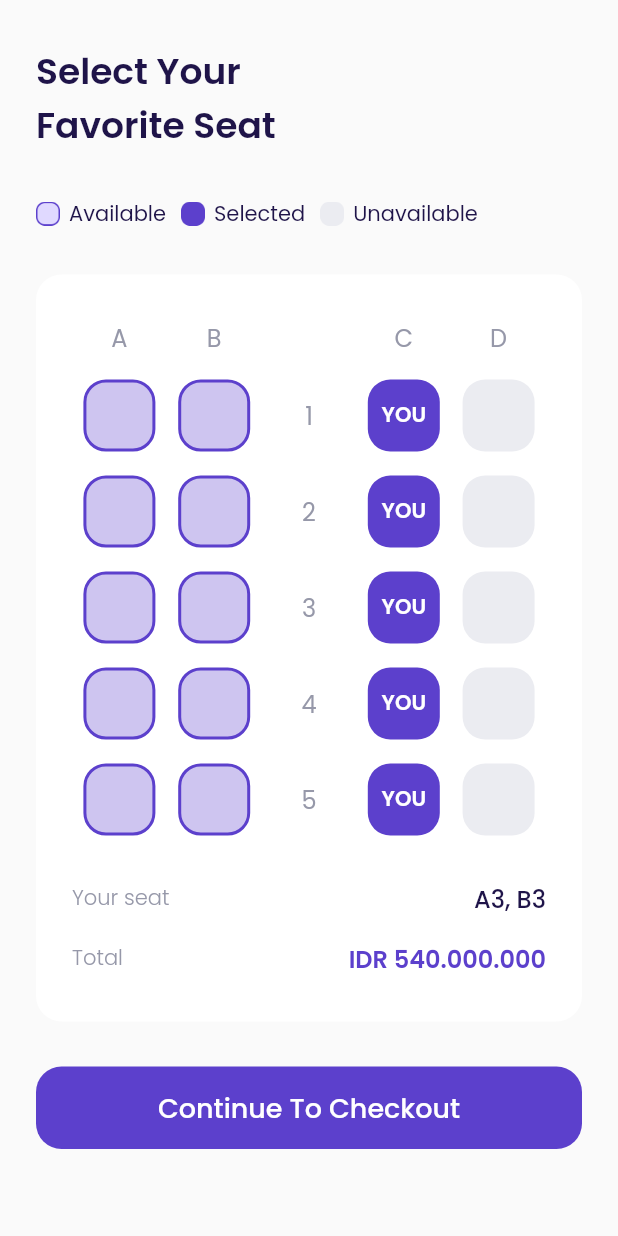
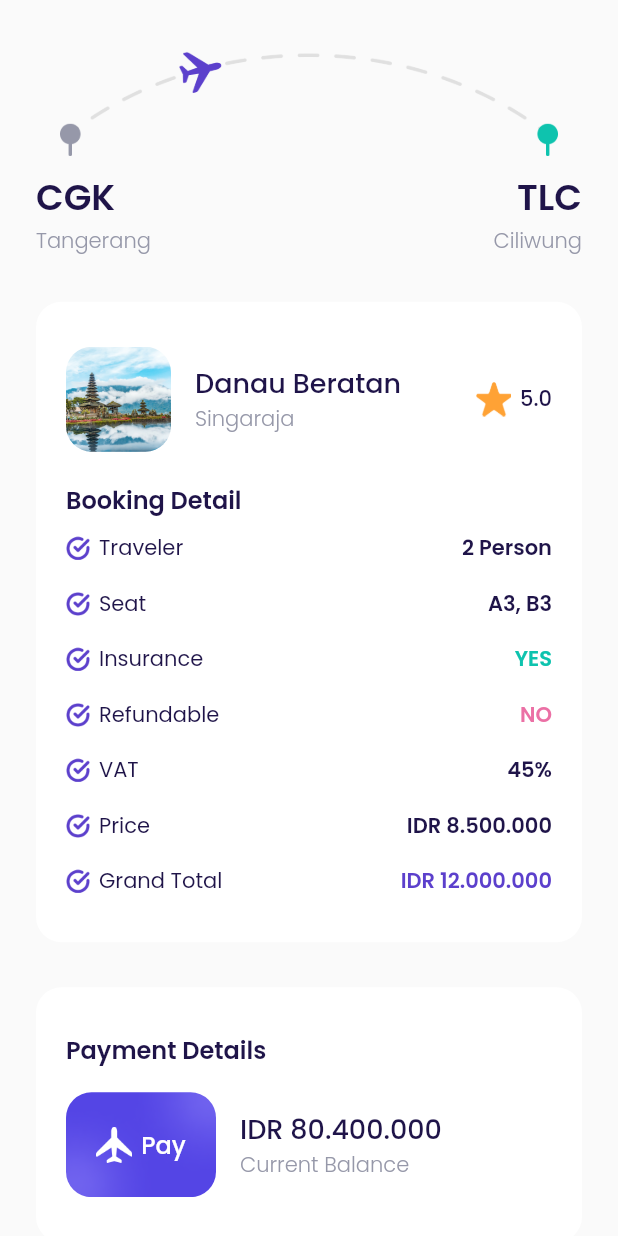
Before and after one commit to rafliandreansyah/airplane_ticket, a Flutter app: the ChooseSeat screen opened by its route, after a tap on "Continue To Checkout", on a phone screen of 412 x 824 dp. Run offline on Flutter 3.47's test engine with Material 2 defaults, Android fonts, the light colour scheme and no system bars; our stand-ins replace google_fonts.

Commit message:
[NEW] - Slicing check out page

```diff
--- a/lib/main.dart
+++ b/lib/main.dart
@@ -1,4 +1,5 @@
 import 'package:airplane_ticket/ui/pages/bonus_page.dart';
+import 'package:airplane_ticket/ui/pages/check_out_page.dart';
 import 'package:airplane_ticket/ui/pages/choose_seat.dart';
 import 'package:airplane_ticket/ui/pages/detail_page.dart';
 import 'package:airplane_ticket/ui/pages/home_page.dart';
@@ -39,6 +40,7 @@ class MyApp extends StatelessWidget {
         HomePage.routeName: (context) => const HomePage(),
         DetailPage.routeName: (context) => const DetailPage(),
         ChooseSeat.routeName: (context) => const ChooseSeat(),
+        CheckOutPage.routeName: (context) => const CheckOutPage(),
       },
     );
   }
--- /dev/null
+++ b/lib/ui/pages/check_out_page.dart
@@ -0,0 +1,312 @@
+import 'package:airplane_ticket/shared/theme.dart';
+import 'package:airplane_ticket/ui/widget/booking_detail_item.dart';
+import 'package:airplane_ticket/ui/widget/button_primary.dart';
+import 'package:airplane_ticket/ui/widget/photo_item.dart';
+import 'package:flutter/material.dart';
+import '../widget/rating.dart';
+
+class CheckOutPage extends StatelessWidget {
+  const CheckOutPage({super.key});
+
+  static final String routeName = '/check-out';
+
+  @override
+  Widget build(BuildContext context) {
+    Widget destinationFromTo() {
+      return Column(
+        children: [
+          Container(
+            margin: const EdgeInsets.only(
+              bottom: 10,
+              left: 16,
+              right: 16,
+            ),
+            child: Image.asset(
+              'assets/icon/ic_checkout.png',
+              fit: BoxFit.fill,
+            ),
+          ),
+          Row(
+            mainAxisAlignment: MainAxisAlignment.spaceBetween,
+            children: [
+              Column(
+                crossAxisAlignment: CrossAxisAlignment.start,
+                children: [
+                  Text(
+                    'CGK',
+                    style: blackText.copyWith(
+                      fontSize: 24,
+                      fontWeight: fontWeightSemiBold,
+                    ),
+                  ),
+                  Text(
+                    'Tangerang',
+                    style: greyText.copyWith(
+                      fontWeight: fontWeightLight,
+                    ),
+                  ),
+                ],
+              ),
+              Column(
+                crossAxisAlignment: CrossAxisAlignment.end,
+                children: [
+                  Text(
+                    'TLC',
+                    style: blackText.copyWith(
+                      fontSize: 24,
+                      fontWeight: fontWeightSemiBold,
+                    ),
+                  ),
+                  Text(
+                    'Ciliwung',
+                    style: greyText.copyWith(
+                      fontWeight: fontWeightLight,
+                    ),
+                  ),
+                ],
+              ),
+            ],
+          )
+        ],
+      );
+    }
+
+    Widget infoCheckOutCard() {
+      return Container(
+        margin: EdgeInsets.symmetric(
+          vertical: 30,
+        ),
+        padding: EdgeInsets.symmetric(
+          horizontal: 20,
+          vertical: 30,
+        ),
+        decoration: BoxDecoration(
+          color: colorWhite,
+          borderRadius: BorderRadius.circular(defaultRadius),
+        ),
+        child: Column(
+          crossAxisAlignment: CrossAxisAlignment.start,
+          children: [
+            Row(
+              children: [
+                PhotoItem(imgUrl: 'assets/images/img_danau_beratan.png'),
+                Expanded(
+                  child: Column(
+                    crossAxisAlignment: CrossAxisAlignment.start,
+                    children: [
+                      Text(
+                        'Danau Beratan',
+                        style: blackText.copyWith(
+                          fontSize: 18,
+                          fontWeight: fontWeightMedium,
+                        ),
+                      ),
+                      Text(
+                        'Singaraja',
+                        style: greyText.copyWith(
+                          fontWeight: fontWeightLight,
+                        ),
+                      ),
+                    ],
+                  ),
+                ),
+                const Rating(
+                  rating: 5.0,
+                ),
+              ],
+            ),
+            const SizedBox(
+              height: 20,
+            ),
+            Text(
+              'Booking Detail',
+              style: blackText.copyWith(
+                fontSize: 16,
+                fontWeight: fontWeightSemiBold,
+              ),
+            ),
+            const SizedBox(
+              height: 10,
+            ),
+            // Total Person
+            BookingDetailItem(
+              titleDetail: 'Traveler',
+              infoDetail: '2 Person',
+            ),
+            const SizedBox(
+              height: 16,
+            ),
+            // Info Seat
+            BookingDetailItem(
+              titleDetail: 'Seat',
+              infoDetail: 'A3, B3',
+            ),
+            const SizedBox(
+              height: 16,
+            ),
+            // Status insurance
+            BookingDetailItem(
+              titleDetail: 'Insurance',
+              infoDetail: 'YES',
+              color: colorGreen,
+            ),
+            const SizedBox(
+              height: 16,
+            ),
+            // Refundable
+            BookingDetailItem(
+              titleDetail: 'Refundable',
+              infoDetail: 'NO',
+              color: colorRed,
+            ),
+            const SizedBox(
+              height: 16,
+            ),
+            // VAT
+            BookingDetailItem(
+              titleDetail: 'VAT',
+              infoDetail: '45%',
+            ),
+            const SizedBox(
+              height: 16,
+            ),
+            // Price
+            BookingDetailItem(
+              titleDetail: 'Price',
+              infoDetail: 'IDR 8.500.000',
+            ),
+            const SizedBox(
+              height: 16,
+            ),
+            // Grand Total
+            BookingDetailItem(
+              titleDetail: 'Grand Total',
+              infoDetail: 'IDR 12.000.000',
+              color: colorPrimary,
+            ),
+          ],
+        ),
+      );
+    }
+
+    Widget paymentDetail() {
+      return Container(
+        margin: const EdgeInsets.only(
+          bottom: 30,
+        ),
+        padding: const EdgeInsets.symmetric(
+          horizontal: 20,
+          vertical: 30,
+        ),
+        decoration: BoxDecoration(
+          color: colorWhite,
+          borderRadius: BorderRadius.circular(defaultRadius),
+        ),
+        child: Column(
+          crossAxisAlignment: CrossAxisAlignment.start,
+          children: [
+            Text(
+              'Payment Details',
+              style: blackText.copyWith(
+                  fontWeight: fontWeightSemiBold, fontSize: 16),
+            ),
+            const SizedBox(
+              height: 16,
+            ),
+            Row(
+              children: [
+                Container(
+                  width: 100,
+                  height: 70,
+                  margin: const EdgeInsets.only(
+                    right: 16,
+                  ),
+                  decoration: BoxDecoration(
+                    image: const DecorationImage(
+                      image: AssetImage(
+                        'assets/images/img_card.png',
+                      ),
+                      fit: BoxFit.cover,
+                    ),
+                    borderRadius: BorderRadius.circular(
+                      defaultRadius,
+                    ),
+                  ),
+                  child: Row(
+                    mainAxisAlignment: MainAxisAlignment.center,
+                    children: [
+                      Container(
+                        width: 24,
+                        height: 24,
+                        margin: const EdgeInsets.only(
+                          right: 6,
+                        ),
+                        decoration: const BoxDecoration(
+                          image: DecorationImage(
+                            image: AssetImage('assets/icon/ic_logo.png'),
+                            fit: BoxFit.fill,
+                          ),
+                        ),
+                      ),
+                      Text(
+                        'Pay',
+                        style: whiteText.copyWith(
+                          fontSize: 16,
+                          fontWeight: fontWeightMedium,
+                        ),
+                      ),
+                    ],
+                  ),
+                ),
+                Expanded(
+                  child: Column(
+                    crossAxisAlignment: CrossAxisAlignment.start,
+                    children: [
+                      Text(
+                        'IDR 80.400.000',
+                        style: blackText.copyWith(
+                          fontSize: 18,
+                          fontWeight: fontWeightMedium,
+                        ),
+                      ),
+                      Text(
+                        'Current Balance',
+                        style: greyText.copyWith(
+                          fontWeight: fontWeightLight,
+                        ),
+                      )
+                    ],
+                  ),
+                ),
+              ],
+            )
+          ],
+        ),
+      );
+    }
+
+    return Scaffold(
+      backgroundColor: colorBackground,
+      body: SafeArea(
+        child: ListView(
+          padding: EdgeInsets.only(
+            top: 30,
+            left: defaultMargin,
+            right: defaultMargin,
+            bottom: 30,
+          ),
+          children: [
+            destinationFromTo(),
+            infoCheckOutCard(),
+            paymentDetail(),
+            ButtonPrimary(
+              title: 'Pay Now',
+              width: double.infinity,
+              onTap: () {},
+            ),
+          ],
+        ),
+      ),
+    );
+  }
+}
--- a/lib/ui/pages/choose_seat.dart
+++ b/lib/ui/pages/choose_seat.dart
@@ -1,4 +1,5 @@
 import 'package:airplane_ticket/shared/theme.dart';
+import 'package:airplane_ticket/ui/pages/check_out_page.dart';
 import 'package:airplane_ticket/ui/widget/button_primary.dart';
 import 'package:airplane_ticket/ui/widget/row_seat.dart';
 import 'package:flutter/material.dart';
@@ -248,9 +249,11 @@ class ChooseSeat extends StatelessWidget {
             seatStatus(),
             selectedSeat(),
             ButtonPrimary(
-                title: 'Continue To Checkout',
-                width: double.infinity,
-                onTap: () {}),
+              title: 'Continue To Checkout',
+              width: double.infinity,
+              onTap: () =>
+                  Navigator.of(context).pushNamed(CheckOutPage.routeName),
+            ),
           ],
         ),
       ),
--- /dev/null
+++ b/lib/ui/widget/booking_detail_item.dart
@@ -0,0 +1,34 @@
+import 'package:airplane_ticket/shared/theme.dart';
+import 'package:airplane_ticket/ui/widget/interest_item.dart';
+import 'package:flutter/material.dart';
+
+class BookingDetailItem extends StatelessWidget {
+  final String titleDetail;
+  final String infoDetail;
+  final Color? color;
+  const BookingDetailItem({
+    super.key,
+    required this.titleDetail,
+    required this.infoDetail,
+    this.color,
+  });
+
+  @override
+  Widget build(BuildContext context) {
+    return Row(
+      mainAxisAlignment: MainAxisAlignment.spaceBetween,
+      children: [
+        InterestItem(
+          title: titleDetail,
+        ),
+        Text(
+          infoDetail,
+          style: blackText.copyWith(
+            color: color,
+            fontWeight: fontWeightSemiBold,
+          ),
+        ),
+      ],
+    );
+  }
+}
```
